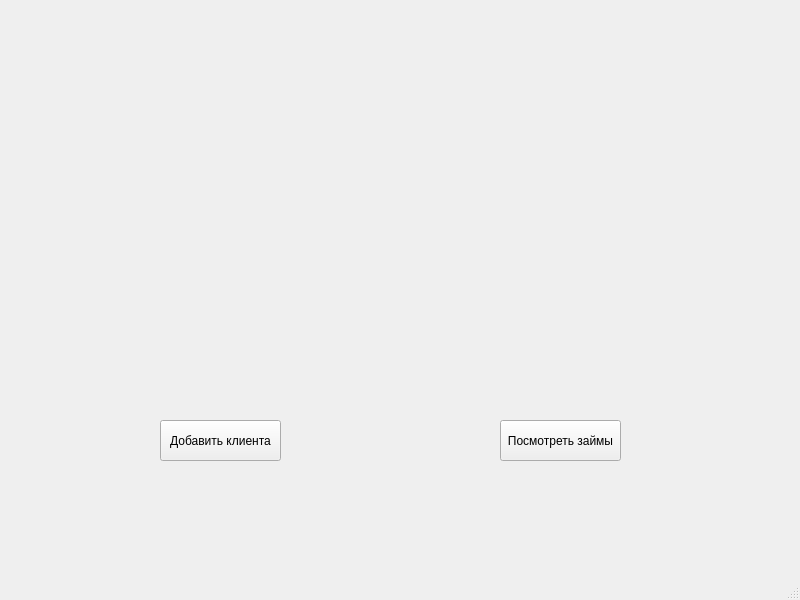
Qt form ui/main_window.ui (Daniel22874/Zaimer_app) before a commit.
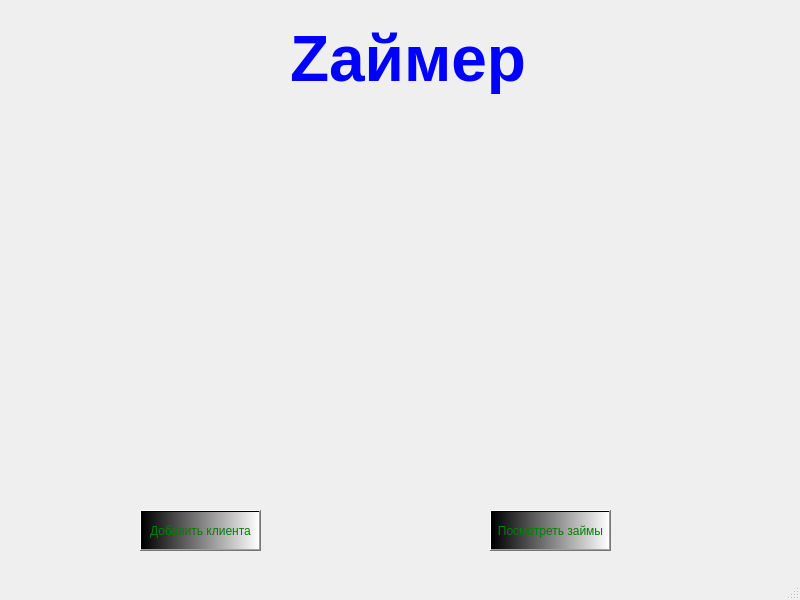
The same form after that commit.

```diff
--- a/ui/main_window.ui
+++ b/ui/main_window.ui
@@ -17,12 +17,20 @@
    <widget class="QPushButton" name="pushButton">
     <property name="geometry">
      <rect>
-      <x>160</x>
-      <y>420</y>
+      <x>140</x>
+      <y>510</y>
       <width>121</width>
       <height>41</height>
      </rect>
     </property>
+    <property name="toolTip">
+     <string>&lt;html&gt;&lt;head/&gt;&lt;body&gt;&lt;p&gt;&lt;br/&gt;&lt;/p&gt;&lt;/body&gt;&lt;/html&gt;</string>
+    </property>
+    <property name="styleSheet">
+     <string notr="true">background-color: qlineargradient(spread:pad, x1:0, y1:0, x2:1, y2:0, stop:0 rgba(0, 0, 0, 255), stop:1 rgba(255, 255, 255, 255));
+font: 75 9pt &quot;MS Shell Dlg 2&quot;;
+color: green;</string>
+    </property>
     <property name="text">
      <string>Добавить клиента</string>
     </property>
@@ -30,12 +38,18 @@
    <widget class="QPushButton" name="pushButton_2">
     <property name="geometry">
      <rect>
-      <x>500</x>
-      <y>420</y>
+      <x>490</x>
+      <y>510</y>
       <width>121</width>
       <height>41</height>
      </rect>
     </property>
+    <property name="styleSheet">
+     <string notr="true">background-color: qlineargradient(spread:pad, x1:0, y1:0, x2:1, y2:0, stop:0 rgba(0, 0, 0, 255), stop:1 rgba(255, 255, 255, 255));
+font: 75 9pt &quot;MS Shell Dlg 2&quot;;
+color: green;
+</string>
+    </property>
     <property name="text">
      <string>Посмотреть займы</string>
     </property>
@@ -43,14 +57,45 @@
    <widget class="QWidget" name="verticalLayoutWidget">
     <property name="geometry">
      <rect>
-      <x>89</x>
-      <y>29</y>
+      <x>80</x>
+      <y>120</y>
       <width>621</width>
       <height>371</height>
      </rect>
     </property>
     <layout class="QVBoxLayout" name="verticalLayout"/>
    </widget>
+   <widget class="QLabel" name="label">
+    <property name="geometry">
+     <rect>
+      <x>-4</x>
+      <y>-8</y>
+      <width>811</width>
+      <height>591</height>
+     </rect>
+    </property>
+    <property name="text">
+     <string/>
+    </property>
+   </widget>
+   <widget class="QLabel" name="label_2">
+    <property name="geometry">
+     <rect>
+      <x>290</x>
+      <y>20</y>
+      <width>251</width>
+      <height>81</height>
+     </rect>
+    </property>
+    <property name="text">
+     <string>&lt;html&gt;&lt;head/&gt;&lt;body&gt;&lt;p&gt;&lt;span style=&quot; font-size:48pt; font-weight:600; color:#0000ff;&quot;&gt;Zаймер&lt;/span&gt;&lt;/p&gt;&lt;/body&gt;&lt;/html&gt;</string>
+    </property>
+   </widget>
+   <zorder>label</zorder>
+   <zorder>pushButton</zorder>
+   <zorder>pushButton_2</zorder>
+   <zorder>verticalLayoutWidget</zorder>
+   <zorder>label_2</zorder>
   </widget>
   <widget class="QMenuBar" name="menubar">
    <property name="geometry">
```
